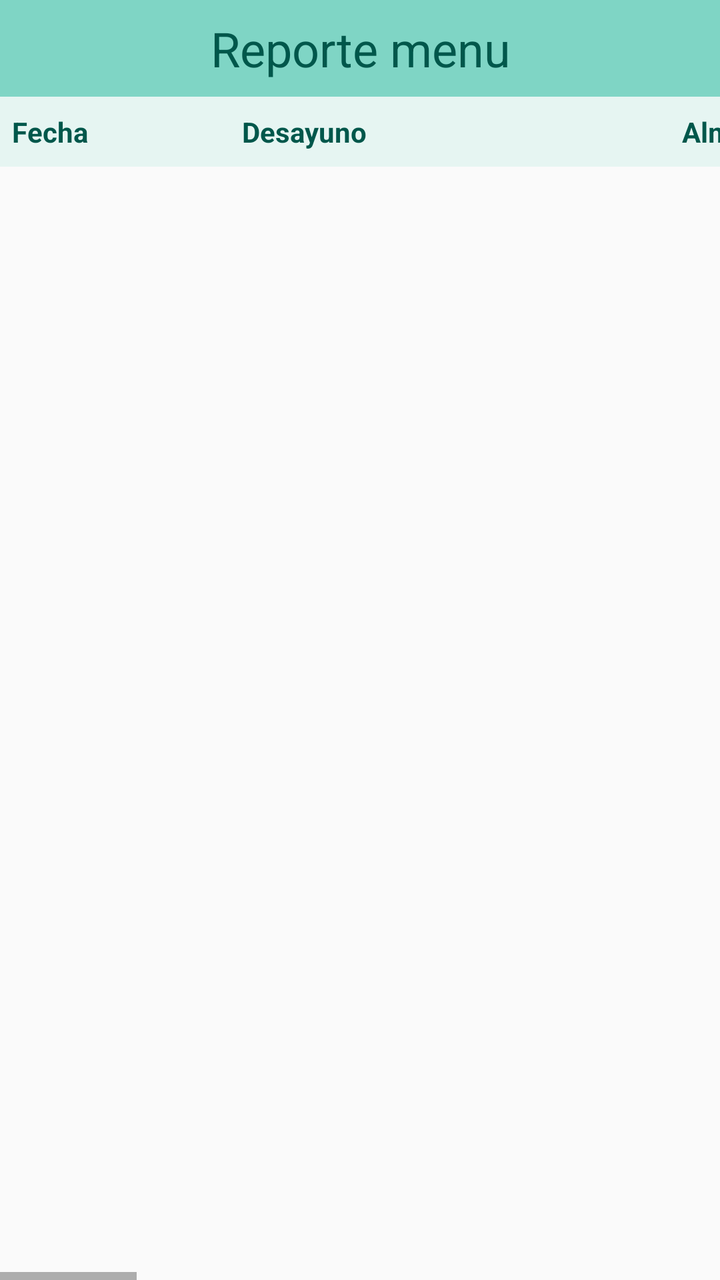
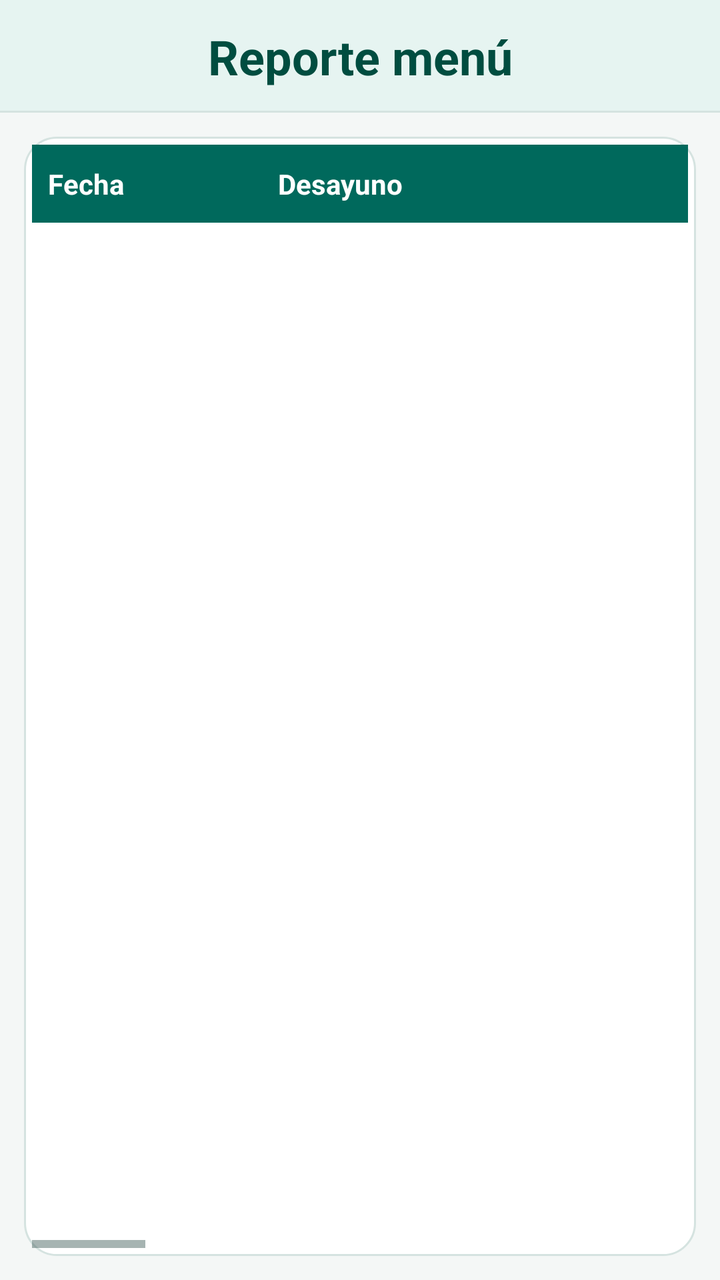

An Android layout rendered at two revisions. The XML below is the earlier revision; the diff shows what the commit changed to produce the second picture.
<!-- AndroidManifest.xml: application theme AppTheme -->
<!-- res/layout/fragment_fragmento_secretaria_reporte_horario.xml -->
<?xml version="1.0" encoding="utf-8"?>
<LinearLayout xmlns:android="http://schemas.android.com/apk/res/android"
    xmlns:tools="http://schemas.android.com/tools"
    android:layout_width="match_parent"
    android:layout_height="match_parent"
    android:orientation="vertical"
    tools:context=".fragmento_secretaria.fragmento_secretaria_reporte_horario">

    <TextView
        android:id="@+id/textView17"
        android:layout_width="match_parent"
        android:layout_height="wrap_content"
        android:background="#7FD5C5"
        android:gravity="center_horizontal"
        android:paddingVertical="8dp"
        android:text="Reporte menu"
        android:textColor="@color/colorPrimaryDark"
        android:textSize="@dimen/header_text_size" />

    <HorizontalScrollView
        android:layout_width="match_parent"
        android:layout_height="0dp"
        android:layout_weight="1"
        android:fillViewport="true">

        <LinearLayout
            android:layout_width="wrap_content"
            android:layout_height="match_parent"
            android:orientation="vertical">

            <LinearLayout
                android:layout_width="wrap_content"
                android:layout_height="wrap_content"
                android:background="#E6F5F2"
                android:orientation="horizontal"
                android:paddingVertical="8dp">

                <TextView
                    android:layout_width="115dp"
                    android:layout_height="wrap_content"
                    android:paddingHorizontal="6dp"
                    android:text="Fecha"
                    android:textColor="@color/colorPrimaryDark"
                    android:textStyle="bold" />

                <TextView
                    android:layout_width="220dp"
                    android:layout_height="wrap_content"
                    android:paddingHorizontal="6dp"
                    android:text="Desayuno"
                    android:textColor="@color/colorPrimaryDark"
                    android:textStyle="bold" />

                <TextView
                    android:layout_width="170dp"
                    android:layout_height="wrap_content"
                    android:paddingHorizontal="6dp"
                    android:text="Almuerzo-entrada"
                    android:textColor="@color/colorPrimaryDark"
                    android:textStyle="bold" />

                <TextView
                    android:layout_width="150dp"
                    android:layout_height="wrap_content"
                    android:paddingHorizontal="6dp"
                    android:text="Almuerzo-postre"
                    android:textColor="@color/colorPrimaryDark"
                    android:textStyle="bold" />

                <TextView
                    android:layout_width="180dp"
                    android:layout_height="wrap_content"
                    android:paddingHorizontal="6dp"
                    android:text="Almuerzo"
                    android:textColor="@color/colorPrimaryDark"
                    android:textStyle="bold" />

                <TextView
                    android:layout_width="160dp"
                    android:layout_height="wrap_content"
                    android:paddingHorizontal="6dp"
                    android:text="Almuerzo-bebida"
                    android:textColor="@color/colorPrimaryDark"
                    android:textStyle="bold" />

                <TextView
                    android:layout_width="170dp"
                    android:layout_height="wrap_content"
                    android:paddingHorizontal="6dp"
                    android:text="Cena-entrada"
                    android:textColor="@color/colorPrimaryDark"
                    android:textStyle="bold" />

                <TextView
                    android:layout_width="150dp"
                    android:layout_height="wrap_content"
                    android:paddingHorizontal="6dp"
                    android:text="Cena-postre"
                    android:textColor="@color/colorPrimaryDark"
                    android:textStyle="bold" />

                <TextView
                    android:layout_width="200dp"
                    android:layout_height="wrap_content"
                    android:paddingHorizontal="6dp"
                    android:text="Cena"
                    android:textColor="@color/colorPrimaryDark"
                    android:textStyle="bold" />

                <TextView
                    android:layout_width="160dp"
                    android:layout_height="wrap_content"
                    android:paddingHorizontal="6dp"
                    android:text="Cena-bebida"
                    android:textColor="@color/colorPrimaryDark"
                    android:textStyle="bold" />

                <TextView
                    android:layout_width="110dp"
                    android:layout_height="wrap_content"
                    android:paddingHorizontal="6dp"
                    android:text="Editar"
                    android:textColor="@color/colorPrimaryDark"
                    android:textStyle="bold" />

                <TextView
                    android:layout_width="110dp"
                    android:layout_height="wrap_content"
                    android:paddingHorizontal="6dp"
                    android:text="Eliminar"
                    android:textColor="@color/colorPrimaryDark"
                    android:textStyle="bold" />

            </LinearLayout>

            <LinearLayout
                android:layout_width="wrap_content"
                android:layout_height="0dp"
                android:layout_weight="1"
                android:orientation="horizontal">

                <ListView
                    android:id="@+id/lista_menu_fecha"
                    android:layout_width="115dp"
                    android:layout_height="match_parent" />

                <ListView
                    android:id="@+id/lista_menu_desayuno"
                    android:layout_width="220dp"
                    android:layout_height="match_parent" />

                <ListView
                    android:id="@+id/lista_menu_alm_entrada"
                    android:layout_width="170dp"
                    android:layout_height="match_parent" />

                <ListView
                    android:id="@+id/lista_menu_alm_postre"
                    android:layout_width="150dp"
                    android:layout_height="match_parent" />

                <ListView
                    android:id="@+id/lista_menu_almuerzo"
                    android:layout_width="180dp"
                    android:layout_height="match_parent" />

                <ListView
                    android:id="@+id/lista_menu_alm_bebida"
                    android:layout_width="160dp"
                    android:layout_height="match_parent" />

                <ListView
                    android:id="@+id/lista_menu_cen_entrada"
                    android:layout_width="170dp"
                    android:layout_height="match_parent" />

                <ListView
                    android:id="@+id/lista_menu_cen_postre"
                    android:layout_width="150dp"
                    android:layout_height="match_parent" />

                <ListView
                    android:id="@+id/lista_menu_cena"
                    android:layout_width="200dp"
                    android:layout_height="match_parent" />

                <ListView
                    android:id="@+id/lista_menu_cen_bebida"
                    android:layout_width="160dp"
                    android:layout_height="match_parent" />

                <ListView
                    android:id="@+id/lista_editar"
                    android:layout_width="110dp"
                    android:layout_height="match_parent" />

                <ListView
                    android:id="@+id/lista_eliminar"
                    android:layout_width="110dp"
                    android:layout_height="match_parent" />

            </LinearLayout>

        </LinearLayout>

    </HorizontalScrollView>

</LinearLayout>
<!-- resources referenced by this layout -->
<resources>
  <color name="colorPrimaryDark">#00574B</color>
  <dimen name="header_text_size">24sp</dimen>
  <style name="AppTheme" parent="Theme.AppCompat.Light.DarkActionBar">
          
          <item name="colorPrimary">@color/colorPrimary</item>
          <item name="colorPrimaryDark">@color/colorPrimaryDark</item>
          <item name="colorAccent">@color/colorAccent</item>
      </style>
  <color name="colorPrimary">#8BD8D0</color>
  <color name="colorAccent">#D81B60</color>
</resources>

<!-- the commit's change to res/layout/fragment_fragmento_secretaria_reporte_horario.xml (unified diff, before → after) -->
@@ -3,206 +3,235 @@
     xmlns:tools="http://schemas.android.com/tools"
     android:layout_width="match_parent"
     android:layout_height="match_parent"
+    android:background="@color/bgScreen"
     android:orientation="vertical"
     tools:context=".fragmento_secretaria.fragmento_secretaria_reporte_horario">
 
     <TextView
         android:id="@+id/textView17"
-        android:layout_width="match_parent"
-        android:layout_height="wrap_content"
-        android:background="#7FD5C5"
-        android:gravity="center_horizontal"
-        android:paddingVertical="8dp"
-        android:text="Reporte menu"
-        android:textColor="@color/colorPrimaryDark"
-        android:textSize="@dimen/header_text_size" />
-
-    <HorizontalScrollView
+        style="@style/ComedorSectionHeader"
+        android:text="Reporte menú" />
+
+    <LinearLayout
         android:layout_width="match_parent"
         android:layout_height="0dp"
+        android:layout_margin="12dp"
         android:layout_weight="1"
-        android:fillViewport="true">
-
-        <LinearLayout
-            android:layout_width="wrap_content"
+        android:background="@drawable/bg_card"
+        android:orientation="vertical"
+        android:padding="4dp">
+
+        <HorizontalScrollView
+            android:layout_width="match_parent"
             android:layout_height="match_parent"
-            android:orientation="vertical">
+            android:fillViewport="true">
 
             <LinearLayout
                 android:layout_width="wrap_content"
-                android:layout_height="wrap_content"
-                android:background="#E6F5F2"
-                android:orientation="horizontal"
-                android:paddingVertical="8dp">
-
-                <TextView
-                    android:layout_width="115dp"
+                android:layout_height="match_parent"
+                android:orientation="vertical">
+
+                <LinearLayout
+                    android:layout_width="wrap_content"
                     android:layout_height="wrap_content"
-                    android:paddingHorizontal="6dp"
-                    android:text="Fecha"
-                    android:textColor="@color/colorPrimaryDark"
-                    android:textStyle="bold" />
-
-                <TextView
-                    android:layout_width="220dp"
-                    android:layout_height="wrap_content"
-                    android:paddingHorizontal="6dp"
-                    android:text="Desayuno"
-                    android:textColor="@color/colorPrimaryDark"
-                    android:textStyle="bold" />
-
-                <TextView
-                    android:layout_width="170dp"
-                    android:layout_height="wrap_content"
-                    android:paddingHorizontal="6dp"
-                    android:text="Almuerzo-entrada"
-                    android:textColor="@color/colorPrimaryDark"
-                    android:textStyle="bold" />
-
-                <TextView
-                    android:layout_width="150dp"
-                    android:layout_height="wrap_content"
-                    android:paddingHorizontal="6dp"
-                    android:text="Almuerzo-postre"
-                    android:textColor="@color/colorPrimaryDark"
-                    android:textStyle="bold" />
-
-                <TextView
-                    android:layout_width="180dp"
-                    android:layout_height="wrap_content"
-                    android:paddingHorizontal="6dp"
-                    android:text="Almuerzo"
-                    android:textColor="@color/colorPrimaryDark"
-                    android:textStyle="bold" />
-
-                <TextView
-                    android:layout_width="160dp"
-                    android:layout_height="wrap_content"
-                    android:paddingHorizontal="6dp"
-                    android:text="Almuerzo-bebida"
-                    android:textColor="@color/colorPrimaryDark"
-                    android:textStyle="bold" />
-
-                <TextView
-                    android:layout_width="170dp"
-                    android:layout_height="wrap_content"
-                    android:paddingHorizontal="6dp"
-                    android:text="Cena-entrada"
-                    android:textColor="@color/colorPrimaryDark"
-                    android:textStyle="bold" />
-
-                <TextView
-                    android:layout_width="150dp"
-                    android:layout_height="wrap_content"
-                    android:paddingHorizontal="6dp"
-                    android:text="Cena-postre"
-                    android:textColor="@color/colorPrimaryDark"
-                    android:textStyle="bold" />
-
-                <TextView
-                    android:layout_width="200dp"
-                    android:layout_height="wrap_content"
-                    android:paddingHorizontal="6dp"
-                    android:text="Cena"
-                    android:textColor="@color/colorPrimaryDark"
-                    android:textStyle="bold" />
-
-                <TextView
-                    android:layout_width="160dp"
-                    android:layout_height="wrap_content"
-                    android:paddingHorizontal="6dp"
-                    android:text="Cena-bebida"
-                    android:textColor="@color/colorPrimaryDark"
-                    android:textStyle="bold" />
-
-                <TextView
-                    android:layout_width="110dp"
-                    android:layout_height="wrap_content"
-                    android:paddingHorizontal="6dp"
-                    android:text="Editar"
-                    android:textColor="@color/colorPrimaryDark"
-                    android:textStyle="bold" />
-
-                <TextView
-                    android:layout_width="110dp"
-                    android:layout_height="wrap_content"
-                    android:paddingHorizontal="6dp"
-                    android:text="Eliminar"
-                    android:textColor="@color/colorPrimaryDark"
-                    android:textStyle="bold" />
+                    android:background="@color/colorPrimary"
+                    android:orientation="horizontal"
+                    android:paddingVertical="10dp">
+
+                    <TextView
+                        android:layout_width="115dp"
+                        android:layout_height="wrap_content"
+                        android:paddingHorizontal="8dp"
+                        android:text="Fecha"
+                        android:textColor="@color/textOnPrimary"
+                        android:textStyle="bold" />
+
+                    <TextView
+                        android:layout_width="220dp"
+                        android:layout_height="wrap_content"
+                        android:paddingHorizontal="8dp"
+                        android:text="Desayuno"
+                        android:textColor="@color/textOnPrimary"
+                        android:textStyle="bold" />
+
+                    <TextView
+                        android:layout_width="170dp"
+                        android:layout_height="wrap_content"
+                        android:paddingHorizontal="8dp"
+                        android:text="Almuerzo-entrada"
+                        android:textColor="@color/textOnPrimary"
+                        android:textStyle="bold" />
+
+                    <TextView
+                        android:layout_width="150dp"
+                        android:layout_height="wrap_content"
+                        android:paddingHorizontal="8dp"
+                        android:text="Almuerzo-postre"
+                        android:textColor="@color/textOnPrimary"
+                        android:textStyle="bold" />
+
+                    <TextView
+                        android:layout_width="180dp"
+                        android:layout_height="wrap_content"
+                        android:paddingHorizontal="8dp"
+                        android:text="Almuerzo"
+                        android:textColor="@color/textOnPrimary"
+                        android:textStyle="bold" />
+
+                    <TextView
+                        android:layout_width="160dp"
+                        android:layout_height="wrap_content"
+                        android:paddingHorizontal="8dp"
+                        android:text="Almuerzo-bebida"
+                        android:textColor="@color/textOnPrimary"
+                        android:textStyle="bold" />
+
+                    <TextView
+                        android:layout_width="170dp"
+                        android:layout_height="wrap_content"
+                        android:paddingHorizontal="8dp"
+                        android:text="Cena-entrada"
+                        android:textColor="@color/textOnPrimary"
+                        android:textStyle="bold" />
+
+                    <TextView
+                        android:layout_width="150dp"
+                        android:layout_height="wrap_content"
+                        android:paddingHorizontal="8dp"
+                        android:text="Cena-postre"
+                        android:textColor="@color/textOnPrimary"
+                        android:textStyle="bold" />
+
+                    <TextView
+                        android:layout_width="200dp"
+                        android:layout_height="wrap_content"
+                        android:paddingHorizontal="8dp"
+                        android:text="Cena"
+                        android:textColor="@color/textOnPrimary"
+                        android:textStyle="bold" />
+
+                    <TextView
+                        android:layout_width="160dp"
+                        android:layout_height="wrap_content"
+                        android:paddingHorizontal="8dp"
+                        android:text="Cena-bebida"
+                        android:textColor="@color/textOnPrimary"
+                        android:textStyle="bold" />
+
+                    <TextView
+                        android:layout_width="110dp"
+                        android:layout_height="wrap_content"
+                        android:paddingHorizontal="8dp"
+                        android:text="Editar"
+                        android:textColor="@color/textOnPrimary"
+                        android:textStyle="bold" />
+
+                    <TextView
+                        android:layout_width="110dp"
+                        android:layout_height="wrap_content"
+                        android:paddingHorizontal="8dp"
+                        android:text="Eliminar"
+                        android:textColor="@color/textOnPrimary"
+                        android:textStyle="bold" />
+
+                </LinearLayout>
+
+                <LinearLayout
+                    android:layout_width="wrap_content"
+                    android:layout_height="0dp"
+                    android:layout_weight="1"
+                    android:orientation="horizontal">
+
+                    <ListView
+                        android:id="@+id/lista_menu_fecha"
+                        android:layout_width="115dp"
+                        android:layout_height="match_parent"
+                        android:divider="@color/dividerSoft"
+                        android:dividerHeight="1dp" />
+
+                    <ListView
+                        android:id="@+id/lista_menu_desayuno"
+                        android:layout_width="220dp"
+                        android:layout_height="match_parent"
+                        android:divider="@color/dividerSoft"
+                        android:dividerHeight="1dp" />
+
+                    <ListView
+                        android:id="@+id/lista_menu_alm_entrada"
+                        android:layout_width="170dp"
+                        android:layout_height="match_parent"
+                        android:divider="@color/dividerSoft"
+                        android:dividerHeight="1dp" />
+
+                    <ListView
+                        android:id="@+id/lista_menu_alm_postre"
+                        android:layout_width="150dp"
+                        android:layout_height="match_parent"
+                        android:divider="@color/dividerSoft"
+                        android:dividerHeight="1dp" />
+
+                    <ListView
+                        android:id="@+id/lista_menu_almuerzo"
+                        android:layout_width="180dp"
+                        android:layout_height="match_parent"
+                        android:divider="@color/dividerSoft"
+                        android:dividerHeight="1dp" />
+
+                    <ListView
+                        android:id="@+id/lista_menu_alm_bebida"
+                        android:layout_width="160dp"
+                        android:layout_height="match_parent"
+                        android:divider="@color/dividerSoft"
+                        android:dividerHeight="1dp" />
+
+                    <ListView
+                        android:id="@+id/lista_menu_cen_entrada"
+                        android:layout_width="170dp"
+                        android:layout_height="match_parent"
+                        android:divider="@color/dividerSoft"
+                        android:dividerHeight="1dp" />
+
+                    <ListView
+                        android:id="@+id/lista_menu_cen_postre"
+                        android:layout_width="150dp"
+                        android:layout_height="match_parent"
+                        android:divider="@color/dividerSoft"
+                        android:dividerHeight="1dp" />
+
+                    <ListView
+                        android:id="@+id/lista_menu_cena"
+                        android:layout_width="200dp"
+                        android:layout_height="match_parent"
+                        android:divider="@color/dividerSoft"
+                        android:dividerHeight="1dp" />
+
+                    <ListView
+                        android:id="@+id/lista_menu_cen_bebida"
+                        android:layout_width="160dp"
+                        android:layout_height="match_parent"
+                        android:divider="@color/dividerSoft"
+                        android:dividerHeight="1dp" />
+
+                    <ListView
+                        android:id="@+id/lista_editar"
+                        android:layout_width="110dp"
+                        android:layout_height="match_parent"
+                        android:divider="@color/dividerSoft"
+                        android:dividerHeight="1dp" />
+
+                    <ListView
+                        android:id="@+id/lista_eliminar"
+                        android:layout_width="110dp"
+                        android:layout_height="match_parent"
+                        android:divider="@color/dividerSoft"
+                        android:dividerHeight="1dp" />
+
+                </LinearLayout>
 
             </LinearLayout>
 
-            <LinearLayout
-                android:layout_width="wrap_content"
-                android:layout_height="0dp"
-                android:layout_weight="1"
-                android:orientation="horizontal">
-
-                <ListView
-                    android:id="@+id/lista_menu_fecha"
-                    android:layout_width="115dp"
-                    android:layout_height="match_parent" />
-
-                <ListView
-                    android:id="@+id/lista_menu_desayuno"
-                    android:layout_width="220dp"
-                    android:layout_height="match_parent" />
-
-                <ListView
-                    android:id="@+id/lista_menu_alm_entrada"
-                    android:layout_width="170dp"
-                    android:layout_height="match_parent" />
-
-                <ListView
-                    android:id="@+id/lista_menu_alm_postre"
-                    android:layout_width="150dp"
-                    android:layout_height="match_parent" />
-
-                <ListView
-                    android:id="@+id/lista_menu_almuerzo"
-                    android:layout_width="180dp"
-                    android:layout_height="match_parent" />
-
-                <ListView
-                    android:id="@+id/lista_menu_alm_bebida"
-                    android:layout_width="160dp"
-                    android:layout_height="match_parent" />
-
-                <ListView
-                    android:id="@+id/lista_menu_cen_entrada"
-                    android:layout_width="170dp"
-                    android:layout_height="match_parent" />
-
-                <ListView
-                    android:id="@+id/lista_menu_cen_postre"
-                    android:layout_width="150dp"
-                    android:layout_height="match_parent" />
-
-                <ListView
-                    android:id="@+id/lista_menu_cena"
-                    android:layout_width="200dp"
-                    android:layout_height="match_parent" />
-
-                <ListView
-                    android:id="@+id/lista_menu_cen_bebida"
-                    android:layout_width="160dp"
-                    android:layout_height="match_parent" />
-
-                <ListView
-                    android:id="@+id/lista_editar"
-                    android:layout_width="110dp"
-                    android:layout_height="match_parent" />
-
-                <ListView
-                    android:id="@+id/lista_eliminar"
-                    android:layout_width="110dp"
-                    android:layout_height="match_parent" />
-
-            </LinearLayout>
-
-        </LinearLayout>
-
-    </HorizontalScrollView>
+        </HorizontalScrollView>
+
+    </LinearLayout>
 
 </LinearLayout>
<!-- resource entries referenced after the edit -->
@@ -1,14 +1,61 @@
 <!-- resources referenced by this layout -->
 <resources>
-  <color name="colorPrimaryDark">#00574B</color>
+  <color name="bgScreen">#F4F7F6</color>
+  <color name="colorPrimaryDark">#004D40</color>
   <dimen name="header_text_size">24sp</dimen>
   <style name="AppTheme" parent="Theme.AppCompat.Light.DarkActionBar">
-          
           <item name="colorPrimary">@color/colorPrimary</item>
           <item name="colorPrimaryDark">@color/colorPrimaryDark</item>
           <item name="colorAccent">@color/colorAccent</item>
+          <item name="android:windowBackground">@color/bgScreen</item>
+          <item name="android:textColorPrimary">@color/textPrimary</item>
+          <item name="android:textColorSecondary">@color/textSecondary</item>
       </style>
-  <color name="colorPrimary">#8BD8D0</color>
-  <color name="colorAccent">#D81B60</color>
+  <color name="bgCard">#FFFFFF</color>
+  <color name="borderCard">#D5E3E0</color>
+  <!-- drawable bg_header_banner (drawable) -->
+  <?xml version="1.0" encoding="utf-8"?>
+  <layer-list xmlns:android="http://schemas.android.com/apk/res/android">
+      <item>
+          <shape android:shape="rectangle">
+              <solid android:color="@color/borderCard" />
+          </shape>
+      </item>
+      <item android:bottom="1dp">
+          <shape android:shape="rectangle">
+              <solid android:color="@color/bgSurfaceSoft" />
+          </shape>
+      </item>
+  </layer-list>
+  <color name="colorPrimary">#00695C</color>
+  <color name="dividerSoft">#E6EFED</color>
+  <color name="textOnPrimary">#FFFFFF</color>
+  <!-- drawable bg_card (drawable) -->
+  <?xml version="1.0" encoding="utf-8"?>
+  <shape xmlns:android="http://schemas.android.com/apk/res/android"
+      android:shape="rectangle">
+      <solid android:color="@color/bgCard" />
+      <corners android:radius="16dp" />
+      <stroke
+          android:width="1dp"
+          android:color="@color/borderCard" />
+  </shape>
+  <style name="ComedorSectionHeader">
+          <item name="android:layout_width">match_parent</item>
+          <item name="android:layout_height">wrap_content</item>
+          <item name="android:background">@drawable/bg_header_banner</item>
+          <item name="android:gravity">center_horizontal</item>
+          <item name="android:paddingTop">12dp</item>
+          <item name="android:paddingBottom">12dp</item>
+          <item name="android:paddingStart">16dp</item>
+          <item name="android:paddingEnd">16dp</item>
+          <item name="android:textColor">@color/colorPrimaryDark</item>
+          <item name="android:textSize">@dimen/header_text_size</item>
+          <item name="android:textStyle">bold</item>
+      </style>
+  <color name="colorAccent">#00897B</color>
+  <color name="textPrimary">#162B28</color>
+  <color name="textSecondary">#546E6A</color>
+  <color name="bgSurfaceSoft">#E6F4F1</color>
 </resources>
 
